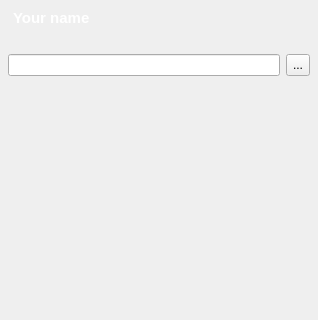
Above: src/modules/im/src/widget/ChatWidget.ui from okstar-org/ok-msg-desktop before the change; both pictures show x 0 to 318 and y 0 to 320 of the 318 by 475 pixel window. Below: the same form after it.
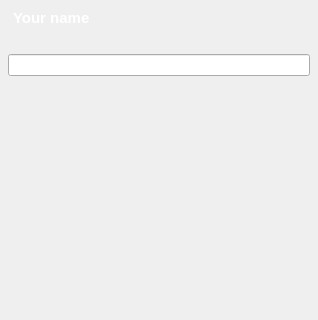
That is the form after the change. Custom widgets are drawn as their Qt base class.

```diff
--- a/src/modules/im/src/widget/ChatWidget.ui
+++ b/src/modules/im/src/widget/ChatWidget.ui
@@ -778,34 +778,6 @@
                 </property>
                </widget>
               </item>
-              <item>
-               <widget class="QToolButton" name="searchContactFilterBox">
-                <property name="sizePolicy">
-                 <sizepolicy hsizetype="Fixed" vsizetype="Preferred">
-                  <horstretch>0</horstretch>
-                  <verstretch>0</verstretch>
-                 </sizepolicy>
-                </property>
-                <property name="accessibleName">
-                 <string>Sorting and visibility</string>
-                </property>
-                <property name="accessibleDescription">
-                 <string>Set friends sorting and visibility</string>
-                </property>
-                <property name="text">
-                 <string>...</string>
-                </property>
-                <property name="popupMode">
-                 <enum>QToolButton::InstantPopup</enum>
-                </property>
-                <property name="toolButtonStyle">
-                 <enum>Qt::ToolButtonTextBesideIcon</enum>
-                </property>
-                <property name="arrowType">
-                 <enum>Qt::NoArrow</enum>
-                </property>
-               </widget>
-              </item>
              </layout>
             </item>
            </layout>
```
Left out of the diff: 17 changed lines with no effect on the pictures.
